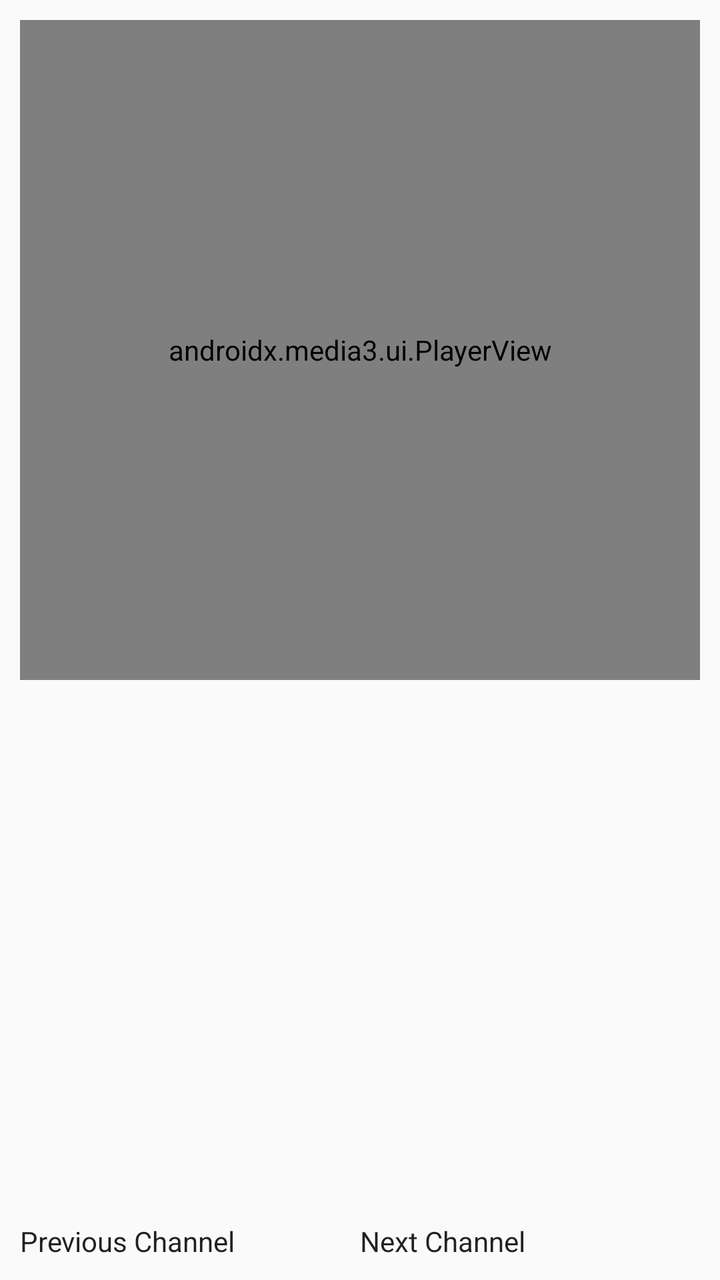
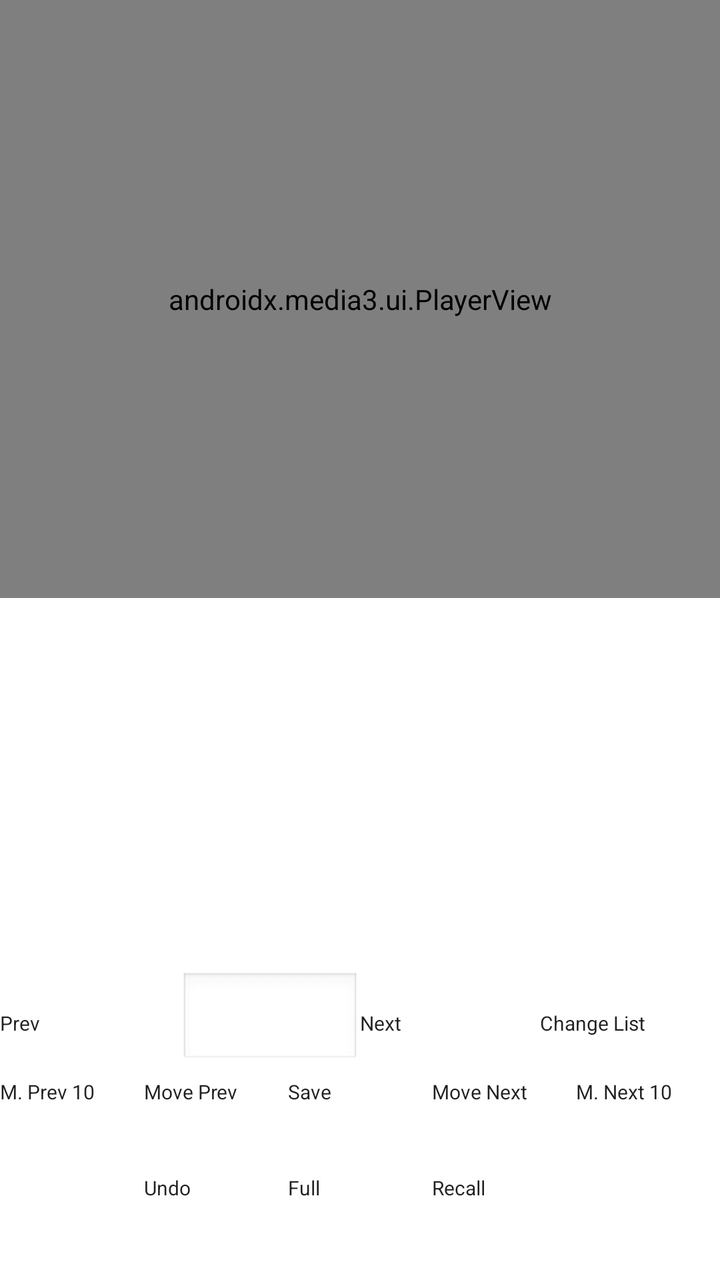

The first picture is an Android layout as it rendered before a commit; the second is the same layout after the commit. The layout source and the unified diff follow.
<!-- AndroidManifest.xml: activity theme Theme.TvApp -->
<!-- res/layout/activity_main.xml -->
<?xml version="1.0" encoding="utf-8"?>
<FrameLayout xmlns:android="http://schemas.android.com/apk/res/android"
    xmlns:app="http://schemas.android.com/apk/res-auto"
    android:layout_width="match_parent"
    android:layout_height="match_parent">

    <LinearLayout
        android:layout_width="match_parent"
        android:layout_height="match_parent"
        android:orientation="vertical"
        android:padding="10dp">

        <androidx.media3.ui.PlayerView
            android:id="@+id/playerView"
            android:layout_width="match_parent"
            android:layout_height="330dp"
            app:use_controller="true" />

        <ListView
            android:id="@+id/listChannels"
            android:layout_width="match_parent"
            android:layout_height="0dp"
            android:layout_marginTop="10dp"
            android:layout_weight="1" />

        <LinearLayout
            android:layout_width="match_parent"
            android:layout_height="wrap_content"
            android:orientation="horizontal">

            <Button
                android:id="@+id/btnPrev"
                android:layout_width="0dp"
                android:layout_height="wrap_content"
                android:layout_weight="1"
                android:text="Previous Channel" />

            <Button
                android:id="@+id/btnNext"
                android:layout_width="0dp"
                android:layout_height="wrap_content"
                android:layout_weight="1"
                android:text="Next Channel" />

        </LinearLayout>

    </LinearLayout>

    <ProgressBar
        android:id="@+id/progressBar"
        android:layout_width="wrap_content"
        android:layout_height="wrap_content"
        android:layout_gravity="center"
        android:visibility="gone" />

</FrameLayout>
<!-- resources referenced by this layout -->
<resources>
  <style name="Theme.TvApp" parent="android:Theme.Material.Light.NoActionBar" />
</resources>

<!-- the commit's change to res/layout/activity_main.xml (unified diff, before → after) -->
@@ -2,47 +2,179 @@
 <FrameLayout xmlns:android="http://schemas.android.com/apk/res/android"
     xmlns:app="http://schemas.android.com/apk/res-auto"
     android:layout_width="match_parent"
-    android:layout_height="match_parent">
+    android:layout_height="match_parent"
+    android:keepScreenOn="true">
 
     <LinearLayout
+        android:id="@+id/mainLayout"
         android:layout_width="match_parent"
         android:layout_height="match_parent"
         android:orientation="vertical"
-        android:padding="10dp">
+        android:padding="0dp"
+        android:background="#FFFFFF">
 
         <androidx.media3.ui.PlayerView
             android:id="@+id/playerView"
             android:layout_width="match_parent"
-            android:layout_height="330dp"
+            android:layout_height="299dp"
             app:use_controller="true" />
 
         <ListView
             android:id="@+id/listChannels"
             android:layout_width="match_parent"
-            android:layout_height="0dp"
+            android:layout_height="194dp"
             android:layout_marginTop="10dp"
             android:layout_weight="1" />
 
+        
         <LinearLayout
+            android:id="@+id/row1"
             android:layout_width="match_parent"
             android:layout_height="wrap_content"
-            android:orientation="horizontal">
+            android:orientation="horizontal"
+            android:layout_marginTop="5dp">
 
             <Button
                 android:id="@+id/btnPrev"
                 android:layout_width="0dp"
-                android:layout_height="wrap_content"
+                android:layout_height="48dp"
                 android:layout_weight="1"
-                android:text="Previous Channel" />
+                android:text="Prev"
+                android:textSize="10sp" />
+
+            <EditText
+                android:id="@+id/etChannelNumber"
+                android:layout_width="0dp"
+                android:layout_height="48dp"
+                android:layout_weight="1"
+                android:inputType="number"
+                android:imeOptions="actionDone"
+                android:textColor="@android:color/black"
+                android:background="@android:drawable/edit_text"
+                android:padding="10sp"
+                android:gravity="center" />
 
             <Button
                 android:id="@+id/btnNext"
                 android:layout_width="0dp"
-                android:layout_height="wrap_content"
+                android:layout_height="48dp"
                 android:layout_weight="1"
-                android:text="Next Channel" />
+                android:text="Next"
+                android:textSize="10sp" />
+
+            <Button
+                android:id="@+id/btnChangeList"
+                android:layout_width="0dp"
+                android:layout_height="48dp"
+                android:layout_weight="1"
+                android:text="Change List"
+                android:textSize="10sp" />
+        </LinearLayout>
+
+        
+        <LinearLayout
+            android:id="@+id/row2"
+            android:layout_width="match_parent"
+            android:layout_height="wrap_content"
+            android:orientation="horizontal"
+            android:layout_marginTop="5dp">
+
+            <Button
+                android:id="@+id/btnMovePrev10"
+                android:layout_width="0dp"
+                android:layout_height="48dp"
+                android:layout_weight="1"
+                android:text="M. Prev 10"
+                android:textSize="10sp" />
+
+            <Button
+                android:id="@+id/btnMovePrev"
+                android:layout_width="0dp"
+                android:layout_height="48dp"
+                android:layout_weight="1"
+                android:text="Move Prev"
+                android:textSize="10sp" />
+
+
+            <Button
+                android:id="@+id/btnSave"
+                android:layout_width="0dp"
+                android:layout_height="48dp"
+                android:layout_weight="1"
+                android:text="Save"
+                android:textSize="10sp" />
+
+
+            <Button
+                android:id="@+id/btnMoveNext"
+                android:layout_width="0dp"
+                android:layout_height="48dp"
+                android:layout_weight="1"
+                android:text="Move Next"
+                android:textSize="10sp" />
+
+            <Button
+                android:id="@+id/btnMoveNext10"
+                android:layout_width="0dp"
+                android:layout_height="48dp"
+                android:layout_weight="1"
+                android:text="M. Next 10"
+                android:textSize="10sp" />
+        </LinearLayout>
+
+        <LinearLayout
+            android:id="@+id/row3"
+            android:layout_width="match_parent"
+            android:layout_height="wrap_content"
+            android:orientation="horizontal"
+            android:layout_marginBottom="5dp">
+
+            <Button
+                android:id="@+id/btnDelete"
+                android:layout_width="0dp"
+                android:layout_height="48dp"
+                android:layout_weight="1"
+                android:text="Delete"
+                android:backgroundTint="#FF0000"
+                android:textColor="#FFFFFF"
+                android:textSize="10sp" />
+
+            <Button
+                android:id="@+id/btnUndoDelete"
+                android:layout_width="0dp"
+                android:layout_height="48dp"
+                android:layout_weight="1"
+                android:text="Undo"
+                android:textSize="10sp" />
+
+            <Button
+                android:id="@+id/btnFullScreen"
+                android:layout_width="0dp"
+                android:layout_height="48dp"
+                android:layout_weight="1"
+                android:text="Full"
+                android:textSize="10sp" />
+
+            <Button
+                android:id="@+id/btnRecall"
+                android:layout_width="0dp"
+                android:layout_height="48dp"
+                android:layout_weight="1"
+                android:text="Recall"
+                android:textSize="10sp" />
+
+            <Button
+                android:id="@+id/btnUpdate"
+                android:layout_width="0dp"
+                android:layout_height="48dp"
+                android:layout_weight="1"
+                android:text="Update"
+                android:textSize="10sp"
+                android:backgroundTint="#4CAF50"
+                android:textColor="#FFFFFF" />
 
         </LinearLayout>
+
 
     </LinearLayout>
 
